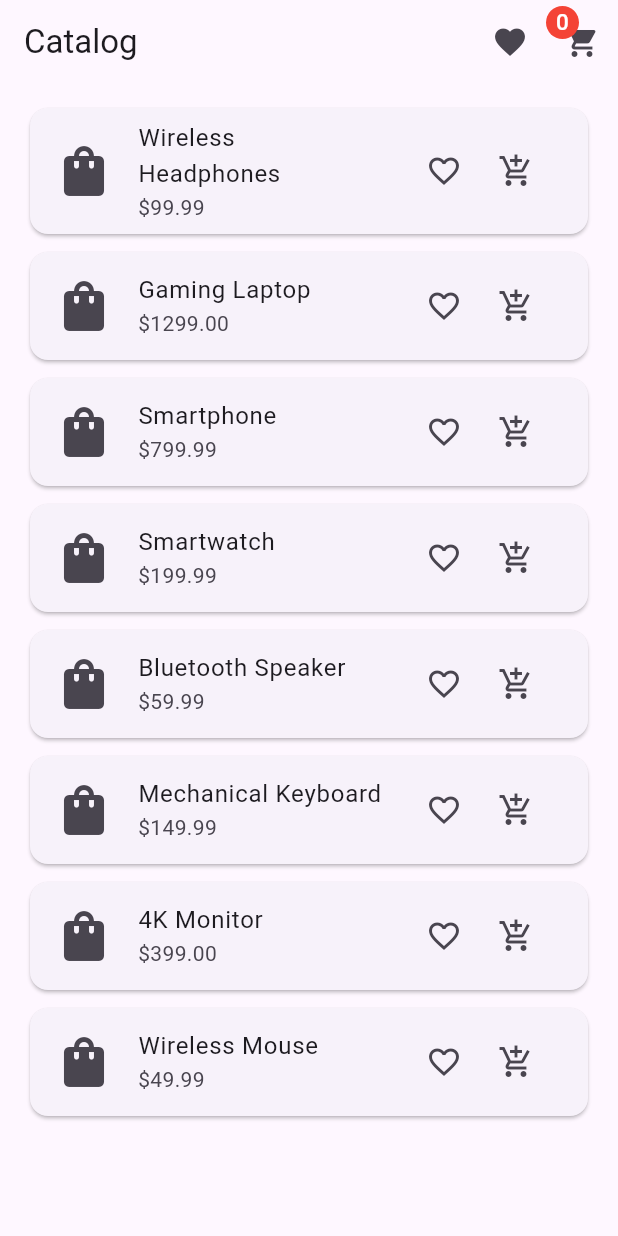
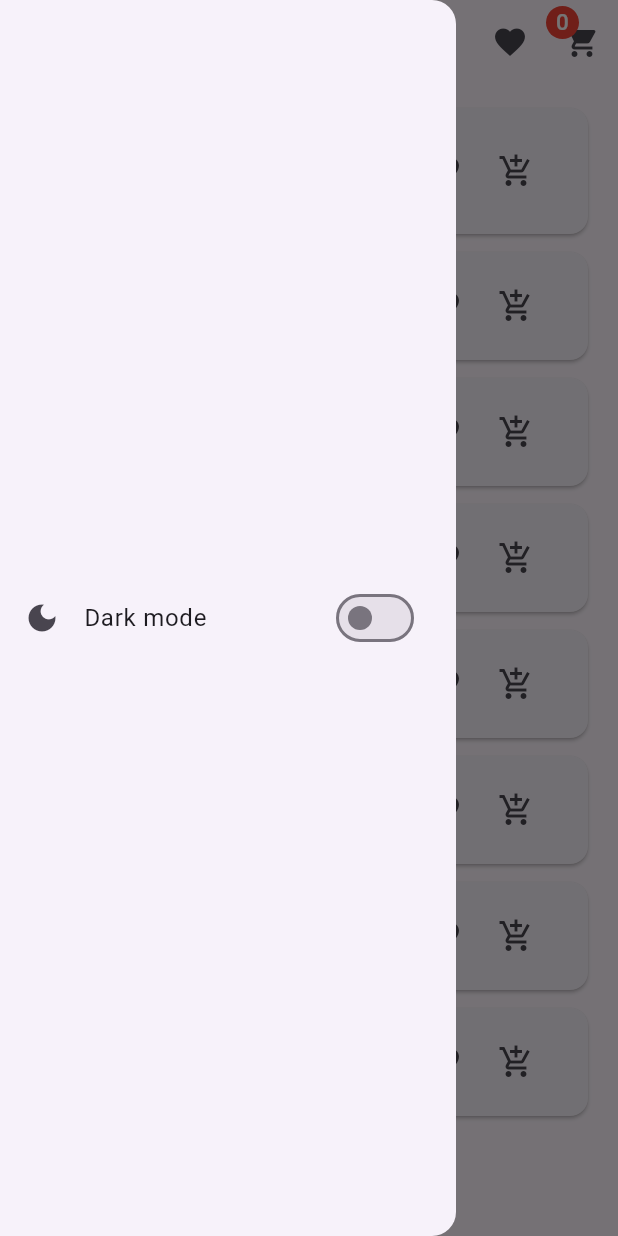
Before and after one commit to AbdelazizSameh/DEPI-tasks, a Flutter app: the screen it shows after launch, with the side drawer open (before the commit the screen has no drawer), on a phone screen of 412 x 824 dp. Run offline on Flutter 3.47's test engine with Material 3 defaults, Android fonts, the phone set to English and light mode, and no system bars.

Commit message:
make custome drawer and add themes

```diff
--- a/cart_and_wishlist_app/lib/controller/theme_provider.dart
+++ b/cart_and_wishlist_app/lib/controller/theme_provider.dart
@@ -1,8 +1,18 @@
-import 'package:flutter/widgets.dart';
+import 'package:flutter/material.dart';
 
 class ThemeProvider extends ChangeNotifier {
   bool isDark = false;
 
+  final darkTheme = ThemeData(
+    primaryColor: Colors.black12,
+    primaryColorDark: Colors.black12,
+    brightness: Brightness.dark,
+  );
+  final lightTheme = ThemeData(
+    primaryColor: Colors.white,
+    primaryColorDark: Colors.white,
+    brightness: Brightness.light,
+  );
   void toggleTheme() {
     isDark = !isDark;
     notifyListeners();
--- a/cart_and_wishlist_app/lib/main.dart
+++ b/cart_and_wishlist_app/lib/main.dart
@@ -1,12 +1,16 @@
 import 'package:cart_and_wishlist_app/controller/product_controller.dart';
+import 'package:cart_and_wishlist_app/controller/theme_provider.dart';
 import 'package:cart_and_wishlist_app/views/home_view.dart';
 import 'package:flutter/material.dart';
 import 'package:provider/provider.dart';
 
 void main() {
   runApp(
-    ChangeNotifierProvider(
-      create: (context) => ProductProvider(),
+    MultiProvider(
+      providers: [
+        ChangeNotifierProvider(create: (context) => ProductProvider()),
+        ChangeNotifierProvider(create: (context) => ThemeProvider()),
+      ],
       child: const MyApp(),
     ),
   );
@@ -17,9 +21,19 @@
 
   @override
   Widget build(BuildContext context) {
-    return const MaterialApp(
-      home: HomeView(),
-      debugShowCheckedModeBanner: false,
+    return Consumer<ThemeProvider>(
+      builder: (context, themeProvider, child) {
+        return MaterialApp(
+          theme: themeProvider.isDark
+              ? themeProvider.darkTheme
+              : themeProvider.lightTheme,
+          themeMode: themeProvider.isDark ? ThemeMode.dark : ThemeMode.light,
+          home: HomeView(),
+          themeAnimationCurve: Curves.easeOutQuint,
+          themeAnimationDuration: Duration(milliseconds: 200),
+          debugShowCheckedModeBanner: false,
+        );
+      },
     );
   }
 }
--- a/cart_and_wishlist_app/lib/views/home_view.dart
+++ b/cart_and_wishlist_app/lib/views/home_view.dart
@@ -1,6 +1,7 @@
 import 'package:cart_and_wishlist_app/models/product_model.dart';
 import 'package:cart_and_wishlist_app/views/fav_view.dart';
 import 'package:cart_and_wishlist_app/widgets/custom_cart_icon.dart';
+import 'package:cart_and_wishlist_app/widgets/custom_drawer.dart';
 import 'package:cart_and_wishlist_app/widgets/product_card_list_view_builder.dart';
 import 'package:flutter/material.dart';
 
@@ -39,6 +40,8 @@ class HomeView extends StatelessWidget {
           CustomCartIcon(),
         ],
       ),
+      drawer: CustomDrawer(),
+
       body: ProductListViewBuilder(products: dummyProducts),
     );
   }
--- /dev/null
+++ b/cart_and_wishlist_app/lib/widgets/custom_drawer.dart
@@ -0,0 +1,24 @@
+import 'package:cart_and_wishlist_app/controller/theme_provider.dart';
+import 'package:flutter/material.dart';
+import 'package:provider/provider.dart';
+
+class CustomDrawer extends StatelessWidget {
+  const CustomDrawer({super.key});
+
+  @override
+  Widget build(BuildContext context) {
+    final themeProvider = Provider.of<ThemeProvider>(context);
+    return Drawer(
+      child: Center(
+        child: ListTile(
+          leading: Icon(Icons.dark_mode),
+          title: Text("Dark mode"),
+          trailing: Switch(
+            value: themeProvider.isDark,
+            onChanged: (value) => themeProvider.toggleTheme(),
+          ),
+        ),
+      ),
+    );
+  }
+}
```
